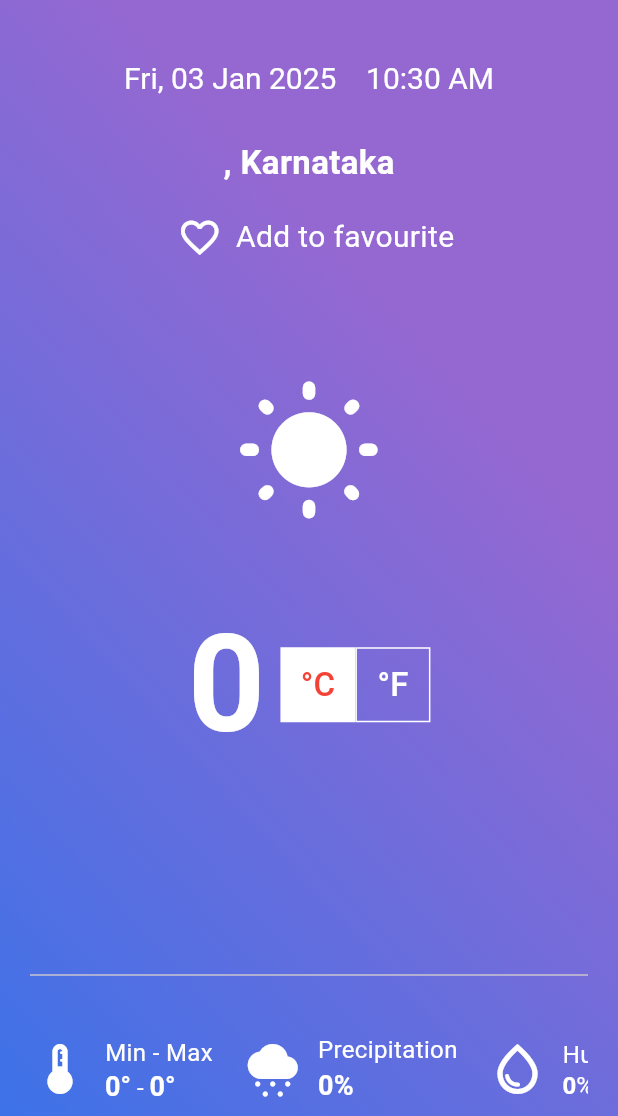
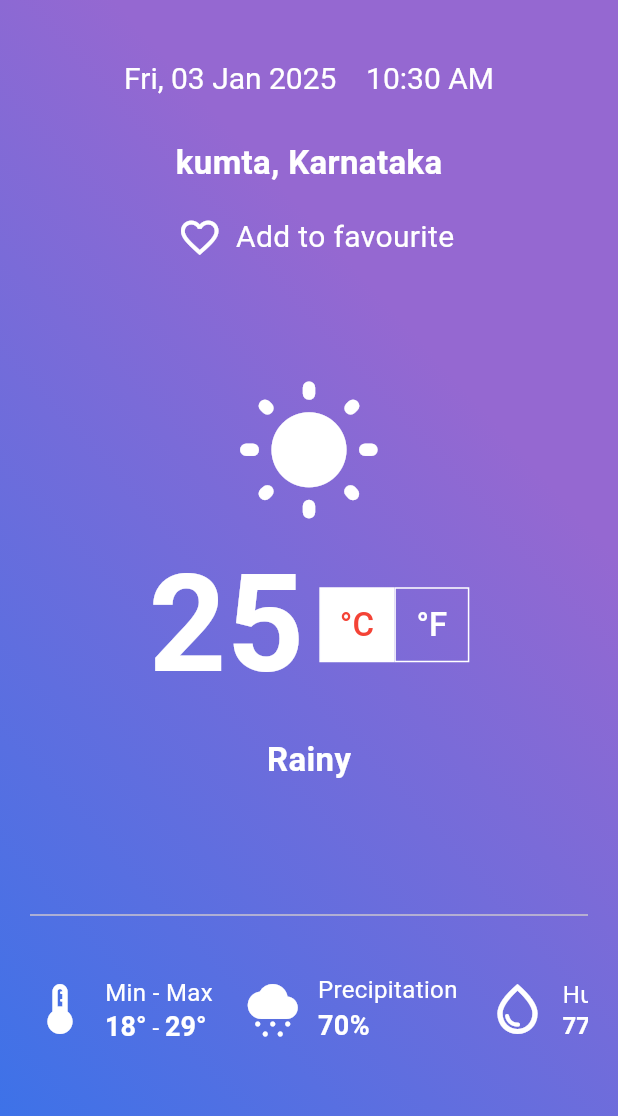
Before and after one commit to vaishnavbhat05/weather_app, a Flutter app: the screen it shows after launch, on a phone screen of 412 x 824 dp, the part 120-1236 px from its top. Run offline on Flutter 3.47's test engine with Material 3 defaults, Android fonts, the phone set to English and light mode, and no system bars; our stand-ins replace sqflite; accounts and stored records are empty.

```diff
--- a/lib/provider/weather_provider.dart
+++ b/lib/provider/weather_provider.dart
@@ -1,11 +1,13 @@
-import 'package:flutter/material.dart';class WeatherProvider with ChangeNotifier {
-  String cityName = '';
-  double temperatureCelsius = 0.0;
-  double minTemperature = 0.0;
-  double maxTemperature = 0.0;
-  int humidity = 0;
-  int pressure = 0;
-  String description = '';
+import 'package:flutter/material.dart';
+class WeatherProvider with ChangeNotifier {
+  String cityName = 'kumta';
+  double temperatureCelsius = 25.0;
+  double minTemperature = 18.0;
+  double maxTemperature = 29.0;
+  int humidity = 77;
+  int precipitation = 70;
+  String description = 'Rainy';
+  String weatherIconUrl = '';
   bool isFavorite = false;
   bool isCelsius = true;
 
@@ -16,16 +18,18 @@ import 'package:flutter/material.dart';class WeatherProvider with ChangeNotifier
     required double minTemp,
     required double maxTemp,
     required int humidity,
-    required int pressure,
+    required int precipitation,
     required String description,
+    required String iconCode,
   }) {
     cityName = city;
     temperatureCelsius = tempCelsius;
     minTemperature = minTemp;
     maxTemperature = maxTemp;
     this.humidity = humidity;
-    this.pressure = pressure;
+    this.precipitation = precipitation;
     this.description = description;
+    weatherIconUrl = 'https://openweathermap.org/img/wn/$iconCode@2x.png';
     notifyListeners();
   }
 
--- a/lib/screens/home_screen.dart
+++ b/lib/screens/home_screen.dart
@@ -6,8 +6,14 @@ import '../provider/weather_provider.dart';
 import 'city_search_screen.dart';
 import 'favourite_screen.dart';
 
-class HomeScreen extends StatelessWidget {
+class HomeScreen extends StatefulWidget {
   HomeScreen({super.key});
+
+  @override
+  State<HomeScreen> createState() => _HomeScreenState();
+}
+
+class _HomeScreenState extends State<HomeScreen> {
   final GlobalKey<ScaffoldState> _scaffoldKey = GlobalKey<ScaffoldState>();
 
   @override
@@ -187,12 +193,18 @@ class HomeScreen extends StatelessWidget {
                       ],
                     ),
                     const SizedBox(height: 70),
-                    const Icon(
+                    weatherProvider.weatherIconUrl.isNotEmpty
+                        ? Image.network(
+                      weatherProvider.weatherIconUrl,
+                      width: 100,
+                      height: 100,
+                      fit: BoxFit.cover,
+                    )
+                        : const Icon(
                       Icons.wb_sunny_rounded,
                       size: 100,
                       color: Colors.white,
                     ),
-                    const SizedBox(height: 40),
                     Row(
                       mainAxisAlignment: MainAxisAlignment.center,
                       crossAxisAlignment: CrossAxisAlignment.center,
@@ -361,7 +373,7 @@ class HomeScreen extends StatelessWidget {
                                         ),
                                       ),
                                       Text(
-                                        '${weatherProvider.pressure}%',
+                                        '${weatherProvider.precipitation}%',
                                         style: const TextStyle(
                                           fontSize: 18,
                                           color: Colors.white,
--- a/lib/screens/recent_search_screen.dart
+++ b/lib/screens/recent_search_screen.dart
@@ -18,7 +18,6 @@ class _RecentSearchScreenState extends State<RecentSearchScreen> {
     {'name': 'Hubli', 'temp': '33 °', 'description': 'Humid'},
   ];
 
-  // Function to return different icons based on weather description
   IconData getWeatherIcon(String description) {
     switch (description.toLowerCase()) {
       case 'sunny':
```
Also changed, not shown: lib/screens/city_search_screen.dart (+5 -3 lines).
